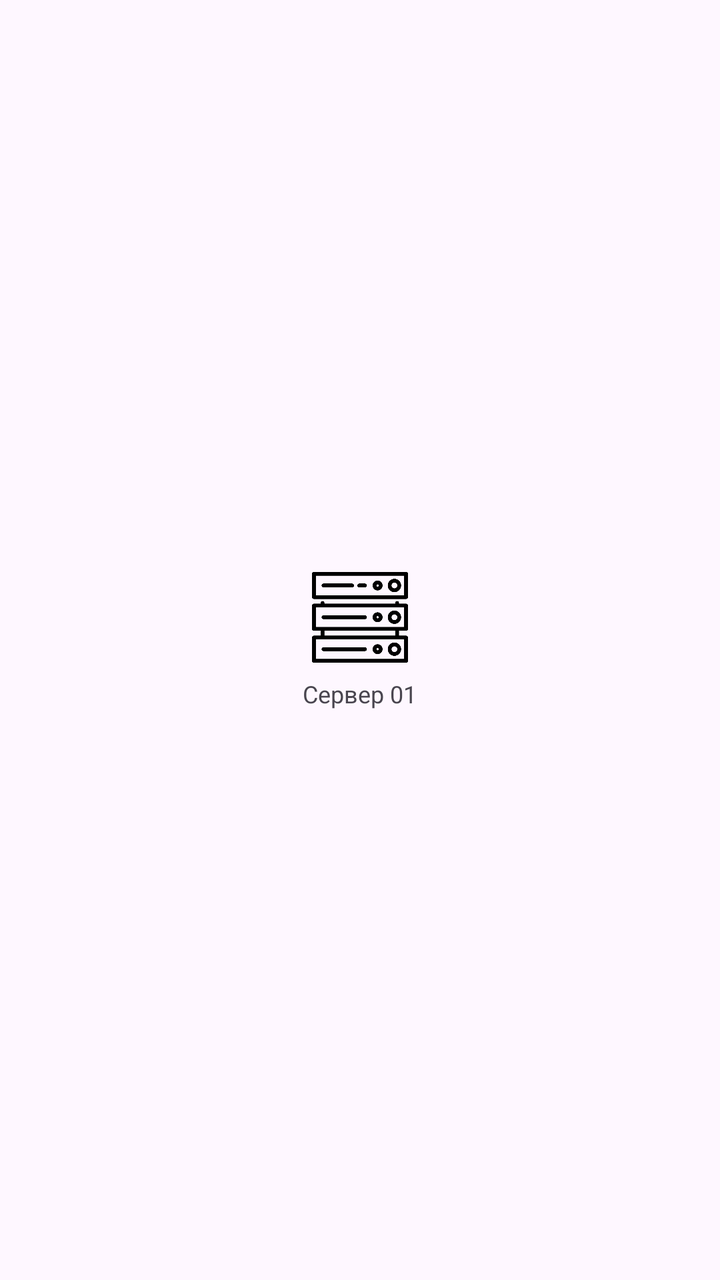
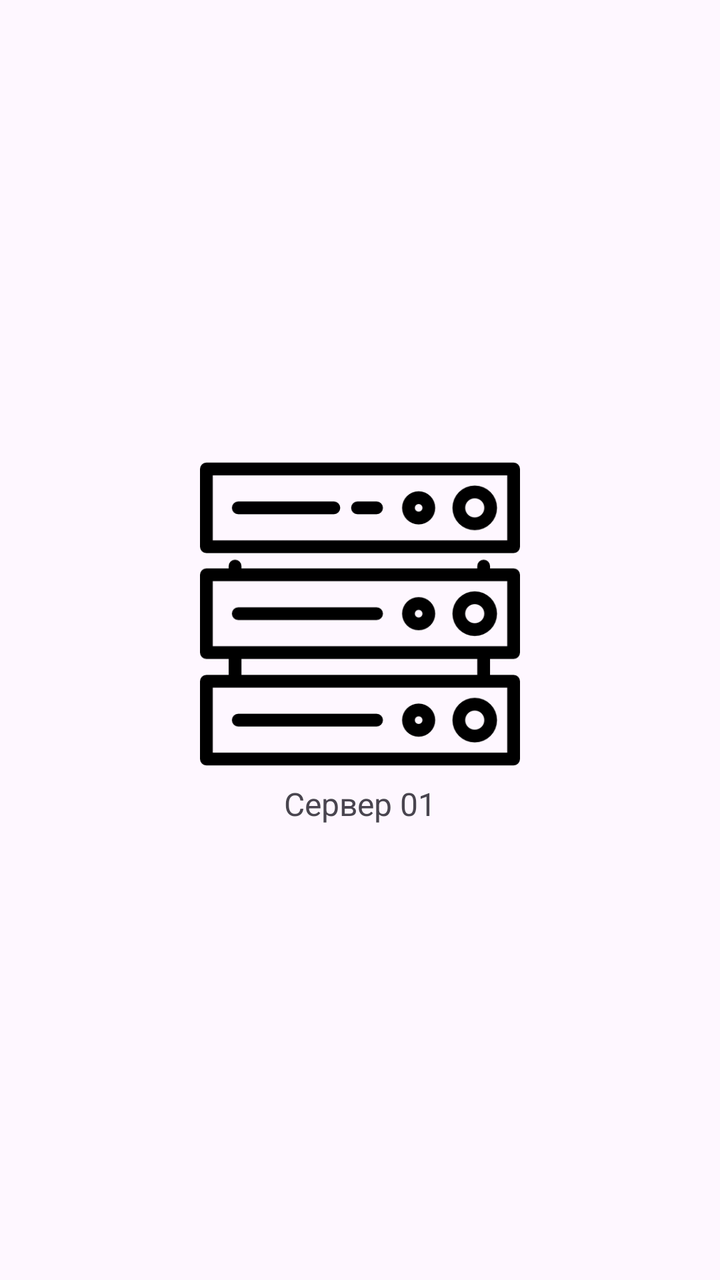

The first picture is an Android layout as it rendered before a commit; the second is the same layout after the commit. The layout source and the unified diff follow.
<!-- AndroidManifest.xml: application theme Theme.LabWatch -->
<!-- res/layout/item_server_node.xml -->
<?xml version="1.0" encoding="utf-8"?>
<LinearLayout xmlns:android="http://schemas.android.com/apk/res/android"
    android:layout_width="match_parent"
    android:layout_height="wrap_content"
    android:gravity="center"
    android:orientation="vertical"
    android:padding="12dp"
    android:background="?attr/selectableItemBackgroundBorderless"
    android:clickable="true"
    android:focusable="true">

    <ImageView
        android:id="@+id/nodeIcon"
        android:layout_width="48dp"
        android:layout_height="48dp"
        android:src="@drawable/server_icon"
        android:contentDescription="Иконка сервера" />

    <TextView
        android:id="@+id/nodeName"
        android:layout_width="wrap_content"
        android:layout_height="wrap_content"
        android:text="Сервер 01"
        android:textSize="12sp"
        android:gravity="center"
        android:layout_marginTop="6dp" />
</LinearLayout>
<!-- resources referenced by this layout -->
<resources>
  <!-- drawable server_icon: png bitmap (drawable, 7818 bytes) -->
  <style name="Theme.LabWatch" parent="Base.Theme.LabWatch" />
  <style name="Base.Theme.LabWatch" parent="Theme.Material3.DayNight.NoActionBar">
          <item name="colorPrimary">@color/md_primary</item>
          <item name="colorOnPrimary">@color/md_on_primary</item>
          <item name="colorPrimaryContainer">@color/md_primary_container</item>
          <item name="colorOnPrimaryContainer">@color/md_on_primary_container</item>
          <item name="colorSecondaryContainer">@color/md_secondary_container</item>
          <item name="colorOnSecondaryContainer">@color/md_on_secondary_container</item>
      </style>
  <color name="md_primary">#1565C0</color>
  <color name="md_on_primary">#FFFFFF</color>
  <color name="md_primary_container">#D3E4FF</color>
  <color name="md_on_primary_container">#001C38</color>
  <color name="md_secondary_container">#D3E4FF</color>
  <color name="md_on_secondary_container">#001C38</color>
</resources>

<!-- the commit's change to res/layout/item_server_node.xml (unified diff, before → after) -->
@@ -4,15 +4,15 @@
     android:layout_height="wrap_content"
     android:gravity="center"
     android:orientation="vertical"
-    android:padding="12dp"
+    android:padding="6dp"
     android:background="?attr/selectableItemBackgroundBorderless"
     android:clickable="true"
     android:focusable="true">
 
     <ImageView
         android:id="@+id/nodeIcon"
-        android:layout_width="48dp"
-        android:layout_height="48dp"
+        android:layout_width="160dp"
+        android:layout_height="160dp"
         android:src="@drawable/server_icon"
         android:contentDescription="Иконка сервера" />
 
@@ -21,7 +21,7 @@
         android:layout_width="wrap_content"
         android:layout_height="wrap_content"
         android:text="Сервер 01"
-        android:textSize="12sp"
+        android:textSize="16sp"
         android:gravity="center"
-        android:layout_marginTop="6dp" />
+        android:layout_marginTop="4dp" />
 </LinearLayout>
